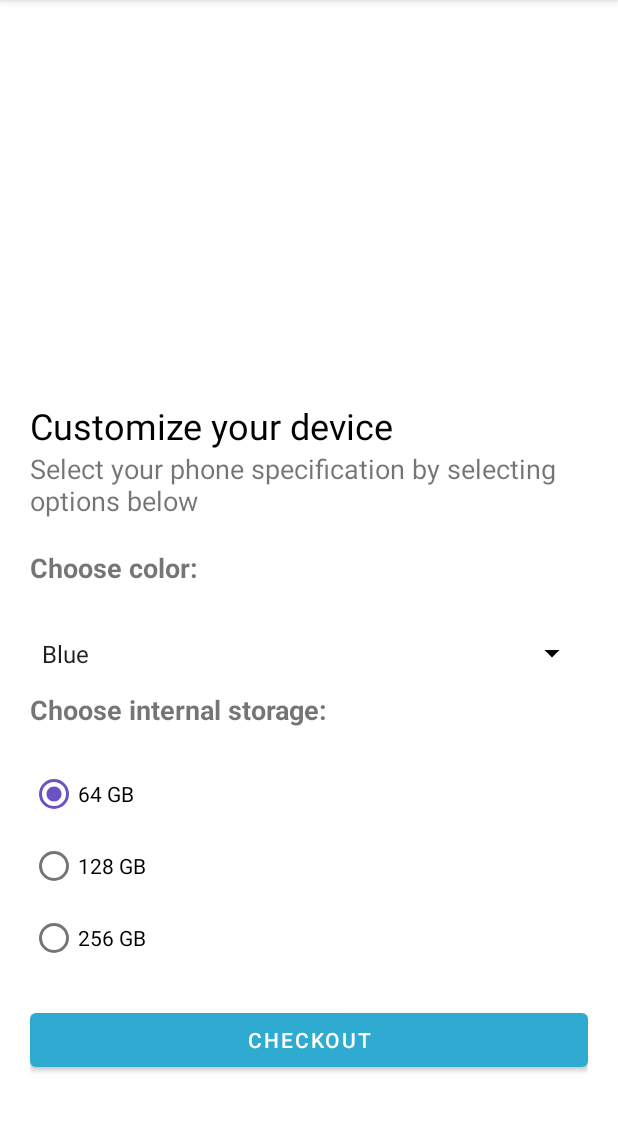
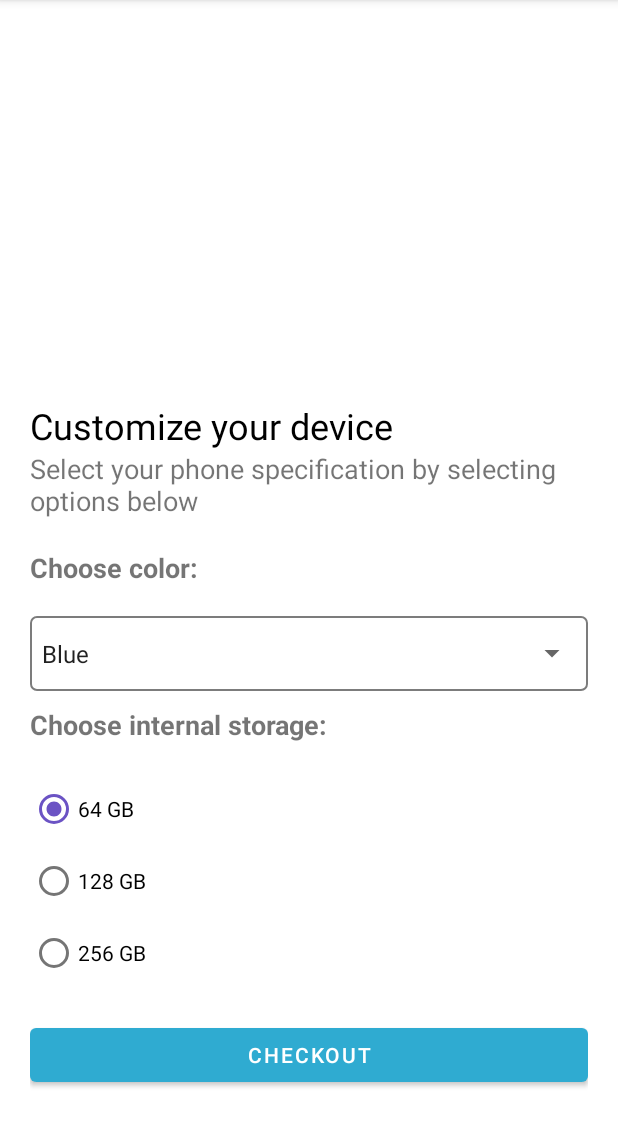
Before and after one commit to jovichenmcintyrecentenial/android_assignment_2, an Android app: the PhoneOptionsSelectActivity screen opened directly, with no data from a screen before it, on a phone screen of 412 x 824 dp, the part 84-1231 px from its top. Run offline under Robolectric (Android 15) with nearby library versions, the phone set to English and light mode, and no system bars; 3 statements that could not run were skipped.

Commit message:
add spinner background

```diff
--- /dev/null
+++ b/app/src/main/res/drawable/spiner_ui.xml
@@ -0,0 +1,7 @@
+<?xml version="1.0" encoding="utf-8"?>
+
+<shape xmlns:android="http://schemas.android.com/apk/res/android">
+    <gradient android:angle="90" android:endColor="#ffffff" android:startColor="#ffffff" android:type="linear" />
+    <stroke android:width="1dp" android:color="#7C7C7C" />
+    <corners android:radius="4dp" />
+</shape>
--- a/app/src/main/res/layout/activity_phone_options_select.xml
+++ b/app/src/main/res/layout/activity_phone_options_select.xml
@@ -45,14 +45,20 @@
         android:text="@string/choose_color"
         android:layout_marginBottom="@dimen/bottom_margin_instruction"
         style="@style/instruction_text_stlye" />
+    <LinearLayout
+        android:background="@drawable/spiner_ui"
+        android:layout_width="match_parent"
+        android:layout_marginBottom="10dp"
 
+        android:layout_height="wrap_content">
     <Spinner
         android:id="@+id/color_spinner"
         android:layout_width="match_parent"
         android:layout_height="50dp"
-        android:backgroundTint="@color/black"
+
         android:prompt="@string/select_a_color"
         />
+    </LinearLayout>
 
     <TextView
         android:id="@+id/textView5"
```
